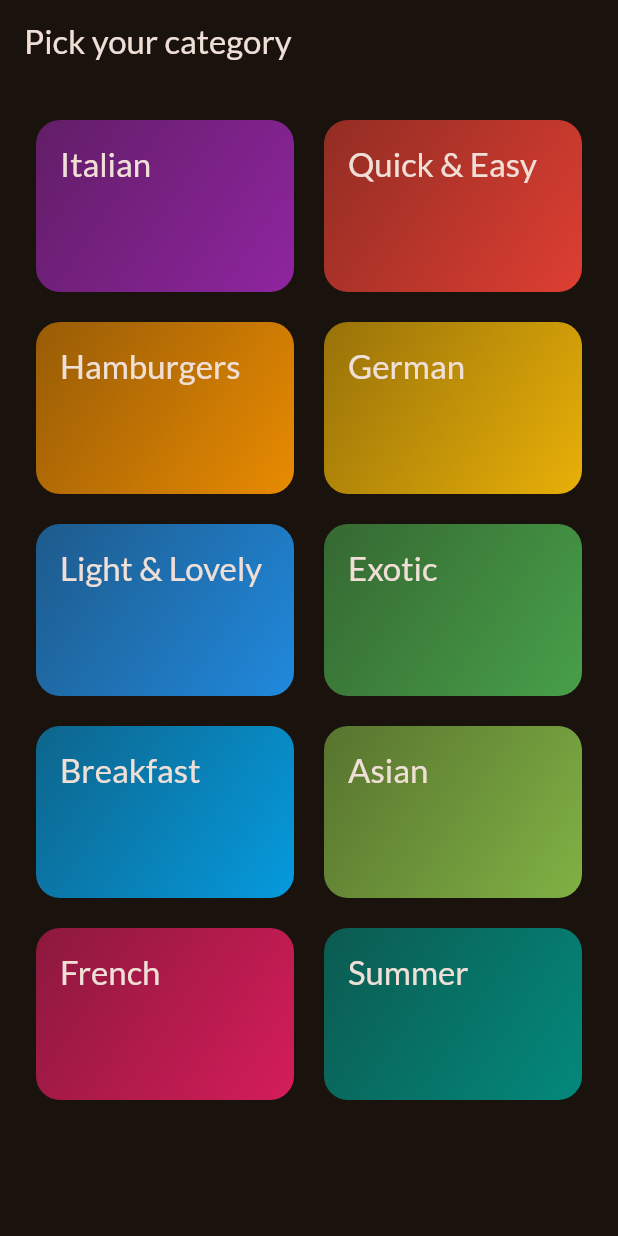
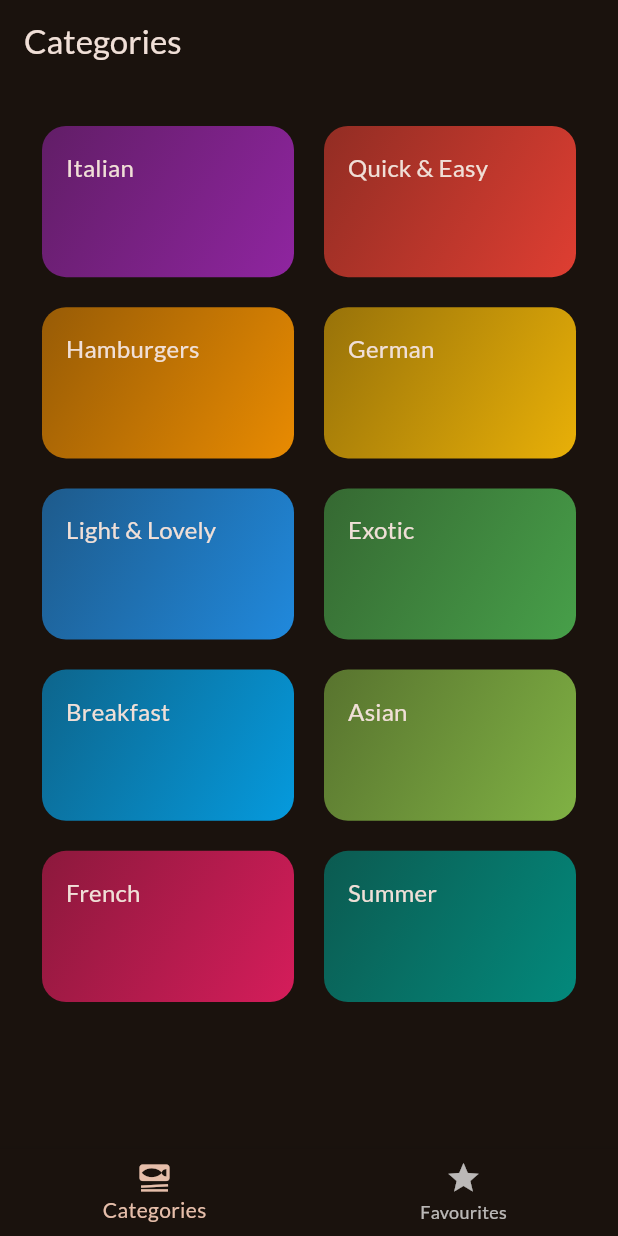
Before and after one commit to agata-miko/meals_app, a Flutter app: the screen it shows after launch, on a phone screen of 412 x 824 dp. Run offline on Flutter 3.47's test engine with Material 2 defaults, Android fonts, the phone set to English and light mode, and no system bars; our stand-ins replace google_fonts, transparent_image.

```diff
--- a/lib/main.dart
+++ b/lib/main.dart
@@ -1,6 +1,6 @@
 import 'package:flutter/material.dart';
 import 'package:google_fonts/google_fonts.dart';
-import 'package:meals_app/screens/categories.dart';
+import 'package:meals_app/screens/tabs.dart';
 
 
 final theme = ThemeData(
@@ -23,7 +23,7 @@ class App extends StatelessWidget {
   Widget build(BuildContext context) {
     return MaterialApp(
         theme: theme,
-        home: const CategoriesScreen(),
+        home: const TabsScreen(),
     );
   }
 }
--- a/lib/screens/categories.dart
+++ b/lib/screens/categories.dart
@@ -1,11 +1,17 @@
 import 'package:flutter/material.dart';
 import 'package:meals_app/data/dummy_data.dart';
 import 'package:meals_app/models/category.dart';
+import 'package:meals_app/models/meal.dart';
 import 'package:meals_app/screens/meals.dart';
 import 'package:meals_app/widgets/category_grid_item.dart';
 
 class CategoriesScreen extends StatelessWidget {
-  const CategoriesScreen({super.key});
+  const CategoriesScreen({
+    super.key,
+    required this.onToggleFavorite,
+  });
+
+  final void Function(Meal meal) onToggleFavorite;
 
   void _selectCategory(BuildContext context, Category category) {
     final filteredMeals = dummyMeals
@@ -14,23 +20,22 @@ class CategoriesScreen extends StatelessWidget {
 
     Navigator.of(context).push(
       MaterialPageRoute(
-        builder: (ctx) =>
-            MealsScreen(title: category.title, meals: filteredMeals),
+        builder: (ctx) => MealsScreen(
+          title: category.title,
+          meals: filteredMeals,
+          onToggleFavorite: onToggleFavorite,
+        ),
       ),
     );
   }
 
   @override
   Widget build(BuildContext context) {
-    return Scaffold(
-      appBar: AppBar(
-        title: const Text('Pick your category'),
-      ),
-      body: GridView(
-        padding: const EdgeInsets.all(24),
+    return GridView(
+      padding: const EdgeInsets.all(28),
       gridDelegate: const SliverGridDelegateWithFixedCrossAxisCount(
           crossAxisCount: 2,
-            childAspectRatio: 3 / 2,
+          childAspectRatio: 2.5 / 1.5,
           crossAxisSpacing: 20,
           mainAxisSpacing: 20),
       children: [
@@ -41,7 +46,6 @@ class CategoriesScreen extends StatelessWidget {
                 _selectCategory(context, category);
               }),
       ],
-      ),
     );
   }
 }
--- /dev/null
+++ b/lib/screens/tabs.dart
@@ -0,0 +1,61 @@
+import 'package:flutter/material.dart';
+import 'package:meals_app/models/meal.dart';
+import 'package:meals_app/screens/meals.dart';
+import 'package:meals_app/screens/categories.dart';
+
+class TabsScreen extends StatefulWidget {
+  const TabsScreen({super.key});
+
+  @override
+  State<TabsScreen> createState() => _TabsScreenState();
+}
+
+class _TabsScreenState extends State<TabsScreen> {
+  int _selectedPageIndex = 0;
+  final List<Meal> _favoriteMeals = [];
+
+  void _toggleMealFavoriteStatus (Meal meal) {
+    final isExisting = _favoriteMeals.contains(meal);
+
+    if (isExisting) {
+      _favoriteMeals.remove(meal);
+    }
+    else{
+      _favoriteMeals.add(meal);
+    }
+  }
+
+  void _selectPage(int index)
+  {setState(() {
+    _selectedPageIndex = index;
+  });}
+
+
+  @override
+  Widget build(BuildContext context) {
+
+    Widget activePage = CategoriesScreen(onToggleFavorite: _toggleMealFavoriteStatus,);
+    var activePageTitle = 'Categories';
+
+    if (_selectedPageIndex == 1) {
+      activePage = MealsScreen(meals: [], onToggleFavorite: _toggleMealFavoriteStatus,);
+      activePageTitle = 'Favorites';
+    }
+
+    return Scaffold(
+      appBar: AppBar(
+        title: Text(activePageTitle),
+      ),
+      body: activePage,
+      bottomNavigationBar: BottomNavigationBar(
+        onTap: _selectPage,
+        currentIndex: _selectedPageIndex,
+        items: const [
+          BottomNavigationBarItem(
+              icon: Icon(Icons.set_meal), label: 'Categories'),
+          BottomNavigationBarItem(icon: Icon(Icons.star), label: 'Favourites'),
+        ],
+      ),
+    );
+  }
+}
--- a/lib/widgets/category_grid_item.dart
+++ b/lib/widgets/category_grid_item.dart
@@ -32,7 +32,7 @@ class CategoryGridItem extends StatelessWidget {
         ),
         child: Text(
           category.title,
-          style: Theme.of(context).textTheme.titleLarge!.copyWith(
+          style: Theme.of(context).textTheme.titleMedium!.copyWith(
                 color: Theme.of(context).colorScheme.onBackground,
               ),
         ),
```
Also changed, not shown: lib/screens/meal_details.dart (+25 -19 lines), lib/screens/meals.dart (+18 -4 lines). Lines whose indentation alone changed are shown as unchanged.
